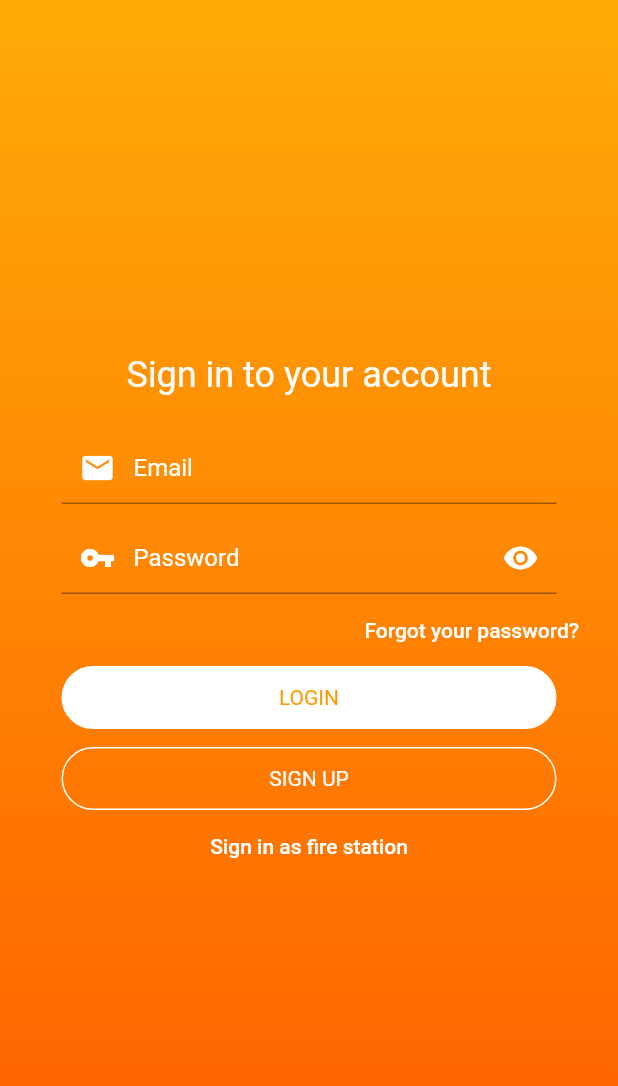
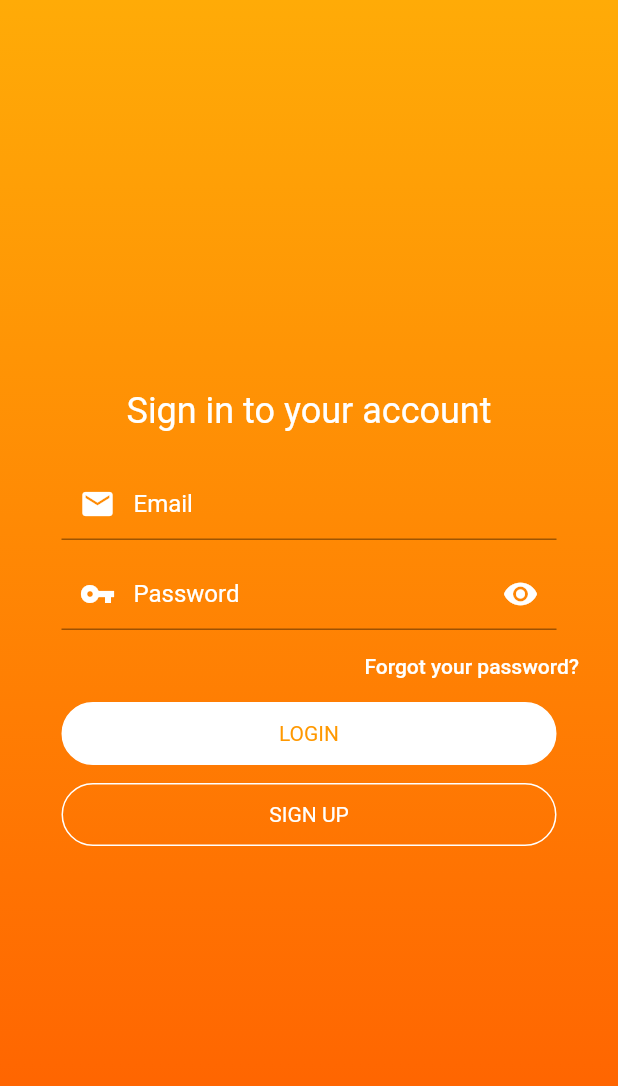
Before and after one commit to Antenor452/FireMed, a Flutter app: the screen it shows after launch, on a phone screen of 412 x 824 dp. Shown: the top 1086 px of the screen. Run offline on Flutter 3.47's test engine with Material 2 defaults, Android fonts, the phone set to English and light mode, and no system bars; our stand-ins replace cloud_firestore, firebase_auth, firebase_core, font_awesome_flutter, google_fonts; accounts and stored records are empty.

```diff
--- a/lib/pages/login.dart
+++ b/lib/pages/login.dart
@@ -1,5 +1,3 @@
-import 'package:final_year_project_app/fire_pages/fire_dashboard.dart';
-import 'package:final_year_project_app/fire_pages/fire_login.dart';
 import 'package:final_year_project_app/pages/dashboard.dart';
 import 'package:final_year_project_app/pages/signup.dart';
 import 'package:firebase_auth/firebase_auth.dart';
@@ -167,18 +165,6 @@ class _LoginState extends State<Login> {
                 }));
               },
             ),
-            Container(
-              child: TextButton(
-                child: Text(
-                  'Sign in as fire station',
-                  style: TextStyle(color: Colors.white),
-                ),
-                onPressed: () {
-                  Navigator.of(context).pushReplacement(
-                      MaterialPageRoute(builder: (context) => FireLogin()));
-                },
-              ),
-            )
           ],
         ),
       ),
```
